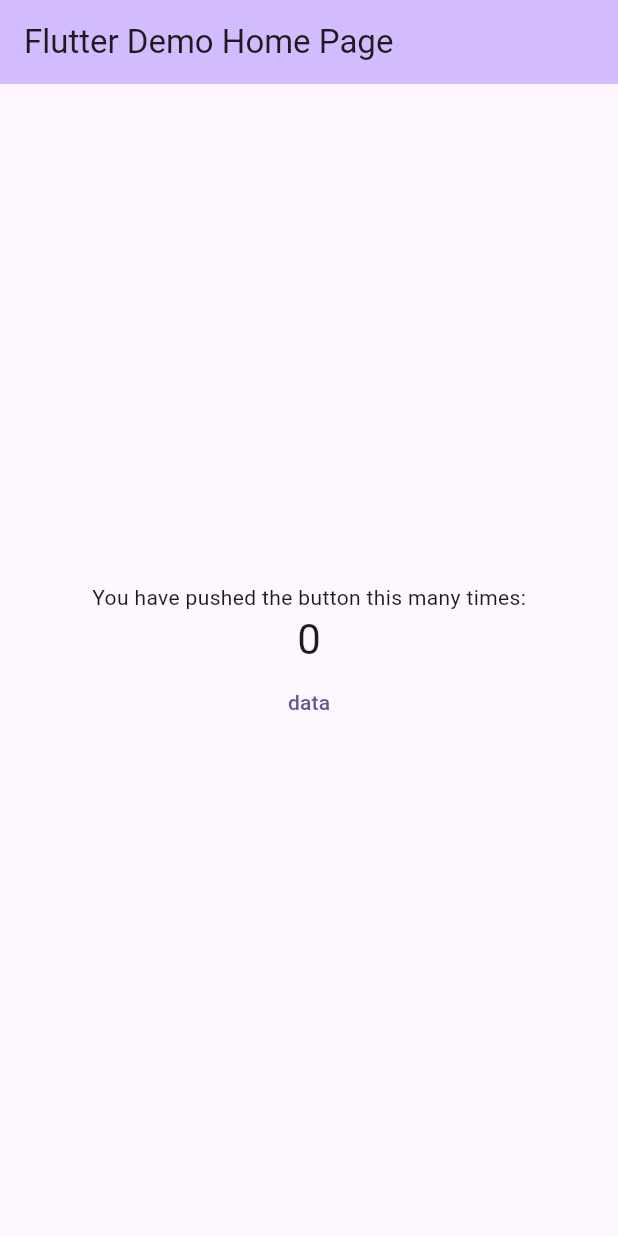
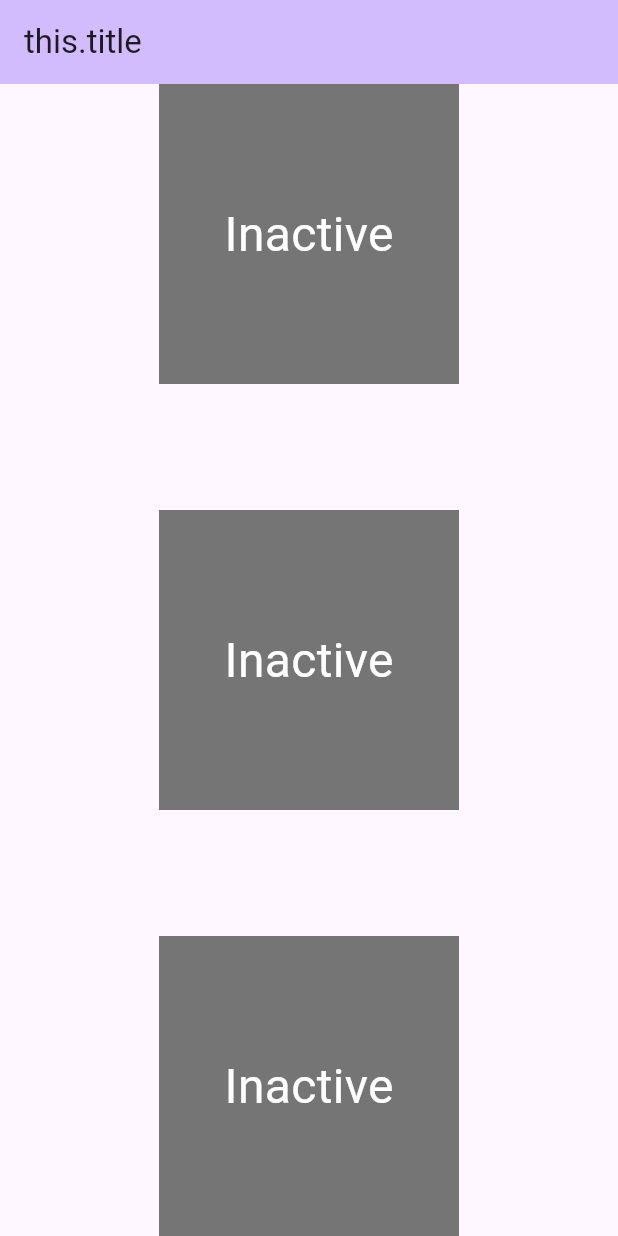
Before and after one commit to Dopedada/MyFlutter, a Flutter app: the screen it shows after launch, on a phone screen of 412 x 824 dp. Run offline on Flutter 3.47's test engine with Material 3 defaults, Android fonts, the light colour scheme and no system bars.

Commit message:
状态管理

```diff
--- /dev/null
+++ b/lib/ParentWidget.dart
@@ -0,0 +1,53 @@
+import 'package:flutter/material.dart';
+
+class ParentWidget extends StatefulWidget {
+  @override
+  State<StatefulWidget> createState() => _ParentWidgetState();
+}
+
+class _ParentWidgetState extends State<ParentWidget> {
+  bool _active = false;
+
+  void _handleTapboxChanged(bool newValue) {
+    setState(() {
+      _active = newValue;
+    });
+  }
+
+  @override
+  Widget build(BuildContext context) {
+    return TapboxB(active: _active, onChanged: _handleTapboxChanged);
+  }
+}
+
+class TapboxB extends StatelessWidget {
+  TapboxB({Key? key, this.active = false, required this.onChanged})
+    : super(key: key);
+
+  final bool active;
+  final ValueChanged<bool> onChanged;
+
+  void _handleTap() {
+    onChanged(!active);
+  }
+
+  @override
+  Widget build(BuildContext context) {
+    return GestureDetector(
+      onTap: _handleTap,
+      child: Container(
+        width: 200.0,
+        height: 200.0,
+        decoration: BoxDecoration(
+          color: active ? Colors.lightGreen[700] : Colors.grey[600],
+        ),
+        child: Center(
+          child: Text(
+            active ? 'Active' : 'Inactive',
+            style: TextStyle(fontSize: 32.0, color: Colors.white),
+          ),
+        ),
+      ),
+    );
+  }
+}
--- /dev/null
+++ b/lib/ParentWidgetC.dart
@@ -0,0 +1,87 @@
+import 'package:flutter/material.dart';
+
+class ParentWidgetC extends StatefulWidget {
+  @override
+  State<StatefulWidget> createState() => _ParentWidgetState();
+}
+
+class _ParentWidgetState extends State<ParentWidgetC> {
+  bool _active = false;
+
+  void _handleTapboxChanged(bool newValue) {
+    setState(() {
+      _active = newValue;
+    });
+  }
+
+  @override
+  Widget build(BuildContext context) {
+    return Container(
+      child: TapboxC(active: _active, onChanged: _handleTapboxChanged),
+    );
+  }
+}
+
+class TapboxC extends StatefulWidget {
+  TapboxC({Key? key, this.active = false, required this.onChanged})
+    : super(key: key);
+
+  final bool active;
+  final ValueChanged<bool> onChanged;
+
+  @override
+  _TapboxCState createState() => _TapboxCState();
+}
+
+class _TapboxCState extends State<TapboxC> {
+  bool _highlight = false;
+
+  void _handleTapDown(TapDownDetails details) {
+    setState(() {
+      _highlight = true;
+    });
+  }
+
+  void _handleTapUp(TapUpDetails details) {
+    setState(() {
+      _highlight = false;
+    });
+  }
+
+  void _handleTapCancel() {
+    setState(() {
+      _highlight = false;
+    });
+  }
+
+  void _handleTap() {
+    widget.onChanged(!widget.active);
+  }
+
+  @override
+  Widget build(BuildContext context) {
+    // 在按下时添加绿色边框，当抬起时，取消高亮
+    return GestureDetector(
+      onTapDown: _handleTapDown, // 处理按下事件
+      onTapUp: _handleTapUp, // 处理抬起事件
+      onTap: _handleTap,
+      onTapCancel: _handleTapCancel,
+      child: Container(
+        width: 200.0,
+        height: 200.0,
+        decoration: BoxDecoration(
+          color: widget.active ? Colors.lightGreen[700] : Colors.grey[600],
+          border: _highlight
+              ? Border.all(color: Colors.teal[700]!, width: 5.0)
+              : null,
+        ),
+        child: Center(
+          child: Text(
+            widget.active ? 'Active' : 'Inactive',
+            style: TextStyle(fontSize: 32.0, color: Colors.white),
+          ),
+        ),
+      ),
+    );
+  }
+}
--- /dev/null
+++ b/lib/TapboxA.dart
@@ -0,0 +1,38 @@
+import 'package:flutter/material.dart';
+
+class TapboxA extends StatefulWidget {
+  const TapboxA({super.key});
+
+  @override
+  State<StatefulWidget> createState() => _TapboxA();
+}
+
+class _TapboxA extends State<TapboxA> {
+  bool _active = false;
+
+  void _handleTap() {
+    setState(() {
+      _active = !_active;
+    });
+  }
+
+  @override
+  Widget build(BuildContext context) {
+    return GestureDetector(
+      onTap: _handleTap,
+      child: Container(
+        width: 200.0,
+        height: 200.0,
+        decoration: BoxDecoration(
+          color: _active ? Colors.lightGreen[700] : Colors.grey[600],
+        ),
+        child: Center(
+          child: Text(
+            _active ? 'Active' : 'Inactive',
+            style: TextStyle(fontSize: 32.0, color: Colors.white),
+          ),
+        ),
+      ),
+    );
+  }
+}
--- a/lib/main.dart
+++ b/lib/main.dart
@@ -1,4 +1,8 @@
 import 'package:flutter/material.dart';
+
+import 'ParentWidget.dart';
+import 'ParentWidgetC.dart';
+import 'TapboxA.dart';
 
 void main() {
   runApp(const MyApp());
@@ -15,7 +19,8 @@
       theme: ThemeData(
         colorScheme: ColorScheme.fromSeed(seedColor: Colors.deepPurple),
       ),
-      home: const MyHomePage(title: 'Flutter Demo Home Page'),
+      // home: const MyHomePage(title: 'Flutter Demo Home Page'),
+      home: MyHomePage(title: "this.title"),
     );
   }
 }
@@ -27,6 +32,61 @@
 
   @override
   State<MyHomePage> createState() => _MyHomePageState();
+}
+
+class GetStateObjectRoute extends StatefulWidget {
+  const GetStateObjectRoute({super.key});
+
+  @override
+  State<GetStateObjectRoute> createState() => _GetStateObjectRoute();
+}
+
+class _GetStateObjectRoute extends State<GetStateObjectRoute> {
+  @override
+  Widget build(BuildContext context) {
+    return Scaffold(
+      appBar: AppBar(title: const Text("data")),
+      body: Center(
+        child: Column(
+          children: [
+            Builder(
+              builder: (context) {
+                return TextButton(
+                  onPressed: () {
+                    ScaffoldState state = Scaffold.of(context);
+                    state.openDrawer();
+                  },
+                  child: const Text("点击"),
+                );
+              },
+            ),
+            Builder(
+              builder: (context) {
+                return ElevatedButton(
+                  onPressed: () {
+                    ScaffoldState _state = context
+                        .findAncestorStateOfType<ScaffoldState>()!;
+                    // 打开抽屉菜单
+                    _state.openDrawer();
+                  },
+                  child: const Text("asd"),
+                );
+              },
+            ),
+            ElevatedButton(
+              onPressed: () {
+                ScaffoldMessenger.of(
+                  context,
+                ).showSnackBar(SnackBar(content: Text("我是SnackBar")));
+              },
+              child: const Text("data"),
+            ),
+          ],
+        ),
+      ),
+      drawer: Drawer(),
+    );
+  }
 }
 
 class _MyHomePageState extends State<MyHomePage> {
@@ -49,16 +109,11 @@
         child: Column(
           mainAxisAlignment: MainAxisAlignment.center,
           children: <Widget>[
-            const Text('You have pushed the button this many times:'),
-            Text(
-              '$_counter',
-              style: Theme.of(context).textTheme.headlineMedium,
-            ),
-            TextButton(
-              onPressed: (){},
-              onLongPress: _incrementCounter,
-              child: const Text("data"),
-            ),
+            ParentWidget(),
+            Spacer(flex: 1),
+            TapboxA(),
+            Spacer(flex: 1),
+            ParentWidgetC(),
           ],
         ),
       ),
```
